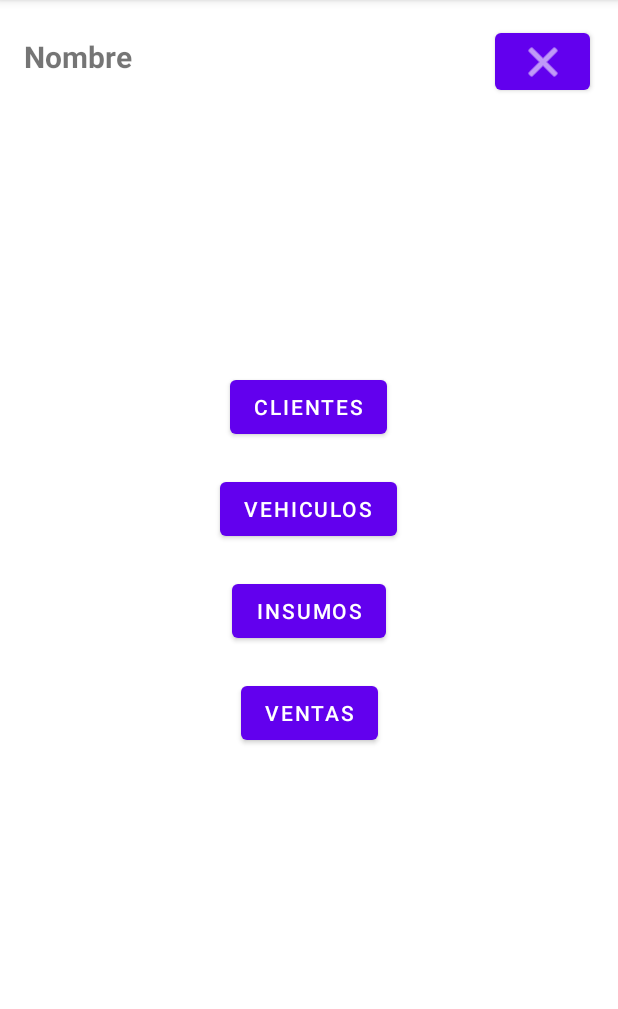
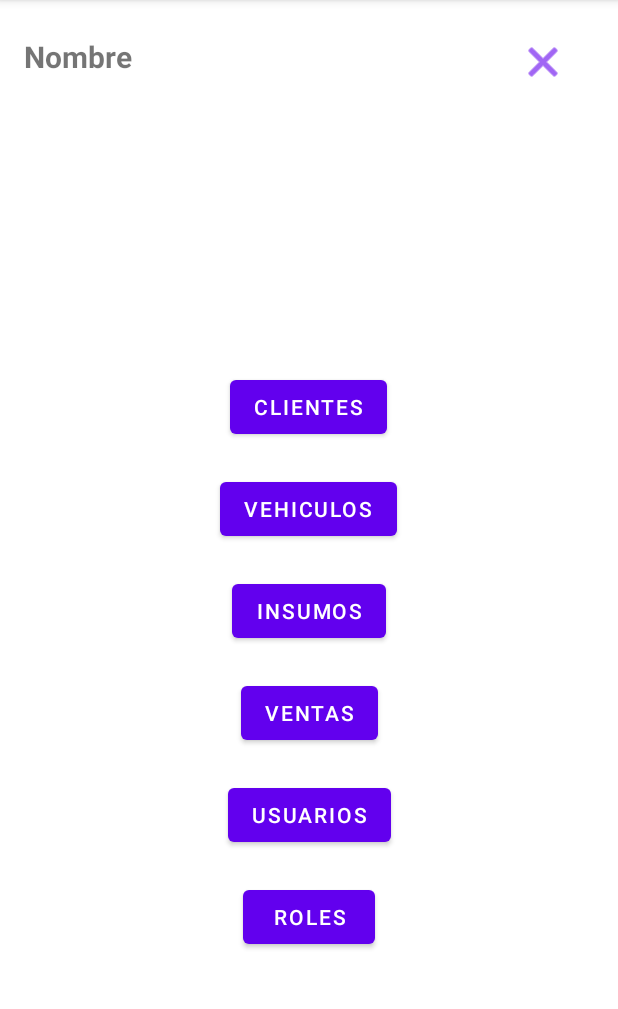
Before and after one commit to Eternalsoull/ProyectoMovil, an Android app: the PantallaBienvenida screen opened directly, with no data from a screen before it, on a phone screen of 412 x 824 dp, the part 84-1093 px from its top. Run offline under Robolectric (Android 15) with nearby library versions, the phone set to English and light mode, and no system bars.

Commit message:
implementación del botón registro de rol y de usuario para que se visualicen cuando el rol de la persona logueada sea un administrador

```diff
--- a/app/src/main/java/com/qt/navegaciones/views/PantallaBienvenida.kt
+++ b/app/src/main/java/com/qt/navegaciones/views/PantallaBienvenida.kt
@@ -15,13 +15,26 @@ class PantallaBienvenida: AppCompatActivity(), View.OnClickListener {
         binding = ActivityBienvenidaBinding.inflate(layoutInflater)
         setContentView(binding.root)
         binding.btnCerrar.setOnClickListener(this)
+        binding.btnRoles.setOnClickListener(this)
+
 
         // Recuperar la cédula del intent
         val cedula = intent.getStringExtra("cedula")
         if (cedula != null) {
             val usuario = Globals.getdataBase(this)?.usuarioDao()?.getUsuarioByCedula(cedula)
             binding.tvNombre.text = usuario?.nombre
+            //si el rol es administrador mostrar el boton de btnUsuarios
+            if (usuario?.id_Rol == 1){
+                binding.btnUsuarios.visibility = View.VISIBLE
+                binding.btnRoles.visibility = View.VISIBLE
+            }
+            else{
+                binding.btnUsuarios.visibility = View.GONE
+                binding.btnRoles.visibility = View.GONE
+            }
         }
+
+
     }
 
     override fun onClick(p0: View?) {
@@ -38,6 +51,10 @@ class PantallaBienvenida: AppCompatActivity(), View.OnClickListener {
                 startActivity(intent)
                 finish() // Finalizar la actividad actual para que no pueda volver atrás
             }
+            R.id.btnRoles -> {
+                val intent = Intent(this, PantallaRegistroRol::class.java)
+                startActivity(intent)
+            }
         }
     }
 }
--- a/app/src/main/res/layout/activity_bienvenida.xml
+++ b/app/src/main/res/layout/activity_bienvenida.xml
@@ -26,12 +26,13 @@
         android:layout_marginTop="16dp"
         android:layout_marginEnd="8dp"
         android:textAlignment="center"
+        android:background="@android:color/transparent"
         app:icon="@android:drawable/ic_menu_close_clear_cancel"
+        app:iconTint="#6200ED"
         app:layout_constraintEnd_toEndOf="parent"
         app:layout_constraintHorizontal_bias="0.887"
         app:layout_constraintStart_toEndOf="@+id/tvNombre"
-        app:layout_constraintTop_toTopOf="parent"
-        />
+        app:layout_constraintTop_toTopOf="parent" />
 
     <Button
         android:id="@+id/btnClientes"
@@ -76,4 +77,24 @@
         app:layout_constraintHorizontal_bias="0.5"
         app:layout_constraintStart_toStartOf="parent"
         app:layout_constraintTop_toBottomOf="@+id/btnInsumos" />
+    <Button
+        android:id="@+id/btnUsuarios"
+        android:layout_width="wrap_content"
+        android:layout_height="wrap_content"
+        android:layout_marginTop="20dp"
+        android:text="@string/usuarios"
+        app:layout_constraintEnd_toEndOf="parent"
+        app:layout_constraintHorizontal_bias="0.5"
+        app:layout_constraintStart_toStartOf="parent"
+        app:layout_constraintTop_toBottomOf="@+id/btnVentas" />
+    <Button
+        android:id="@+id/btnRoles"
+        android:layout_width="wrap_content"
+        android:layout_height="wrap_content"
+        android:layout_marginTop="20dp"
+        android:text="@string/roles"
+        app:layout_constraintEnd_toEndOf="parent"
+        app:layout_constraintHorizontal_bias="0.5"
+        app:layout_constraintStart_toStartOf="parent"
+        app:layout_constraintTop_toBottomOf="@+id/btnUsuarios" />
 </androidx.constraintlayout.widget.ConstraintLayout>
--- a/app/src/main/res/values/strings.xml
+++ b/app/src/main/res/values/strings.xml
@@ -8,4 +8,6 @@
     <string name="vehiculos">Vehiculos</string>
     <string name="insumos">Insumos</string>
     <string name="ventas">Ventas</string>
+    <string name="usuarios">Usuarios</string>
+    <string name="roles">Roles</string>
 </resources>
```
